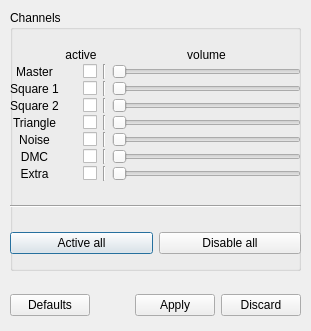
Before: the Qt Designer form src/gui/designer/dlgApuChannels.ui in punesemu/puNES, drawn with Qt 5.
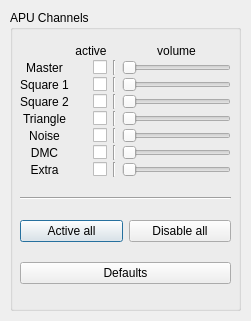
After: the same form once the commit is applied.

Patch:
```diff
--- a/src/gui/designer/dlgApuChannels.ui
+++ b/src/gui/designer/dlgApuChannels.ui
@@ -6,8 +6,8 @@
    <rect>
     <x>0</x>
     <y>0</y>
-    <width>311</width>
-    <height>331</height>
+    <width>251</width>
+    <height>321</height>
    </rect>
   </property>
   <property name="sizePolicy">
@@ -24,12 +24,12 @@
     <rect>
      <x>10</x>
      <y>10</y>
-     <width>291</width>
-     <height>261</height>
+     <width>231</width>
+     <height>301</height>
     </rect>
    </property>
    <property name="title">
-    <string>Channels</string>
+    <string>APU Channels</string>
    </property>
    <property name="flat">
     <bool>true</bool>
@@ -37,10 +37,10 @@
    <widget class="QWidget" name="verticalLayoutWidget">
     <property name="geometry">
      <rect>
-      <x>0</x>
+      <x>10</x>
       <y>20</y>
-      <width>291</width>
-      <height>242</height>
+      <width>211</width>
+      <height>269</height>
      </rect>
     </property>
     <layout class="QVBoxLayout" name="verticalLayout">
@@ -349,55 +349,16 @@
        </item>
       </layout>
      </item>
+     <item>
+      <widget class="QPushButton" name="pushButton_Defaults">
+       <property name="text">
+        <string>Defaults</string>
+       </property>
+      </widget>
+     </item>
     </layout>
    </widget>
   </widget>
-  <widget class="QWidget" name="horizontalLayoutWidget">
-   <property name="geometry">
-    <rect>
-     <x>10</x>
-     <y>290</y>
-     <width>291</width>
-     <height>31</height>
-    </rect>
-   </property>
-   <layout class="QHBoxLayout" name="horizontalLayout_Standard_Button">
-    <item>
-     <widget class="QPushButton" name="pushButton_Defaults">
-      <property name="text">
-       <string>Defaults</string>
-      </property>
-     </widget>
-    </item>
-    <item>
-     <spacer name="horizontalSpacer">
-      <property name="orientation">
-       <enum>Qt::Horizontal</enum>
-      </property>
-      <property name="sizeHint" stdset="0">
-       <size>
-        <width>40</width>
-        <height>20</height>
-       </size>
-      </property>
-     </spacer>
-    </item>
-    <item>
-     <widget class="QPushButton" name="pushButton_Apply">
-      <property name="text">
-       <string>Apply</string>
-      </property>
-     </widget>
-    </item>
-    <item>
-     <widget class="QPushButton" name="pushButton_Discard">
-      <property name="text">
-       <string>Discard</string>
-      </property>
-     </widget>
-    </item>
-   </layout>
-  </widget>
  </widget>
  <tabstops>
   <tabstop>checkBox_Master</tabstop>
```
